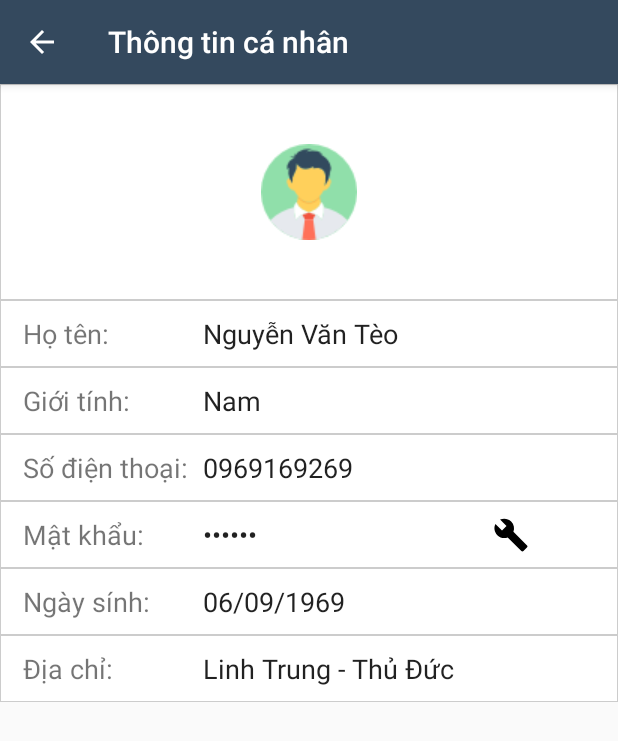
After one commit to efode-intership/VTS, an Android app: the ProfileActivity screen opened directly, with no data from a screen before it, on a phone screen of 412 x 824 dp. The commit adds this screen. Shown: the top 741 px of the screen. Run offline under Robolectric (Android 15) with nearby library versions, the phone set to English and light mode, and no system bars.

Commit message:
Profile Layout
#10

```diff
--- a/mobile_app/app/src/main/java/vn/efode/vts/MainActivity.java
+++ b/mobile_app/app/src/main/java/vn/efode/vts/MainActivity.java
@@ -1,5 +1,6 @@
 package vn.efode.vts;
 
+import android.content.Intent;
 import android.os.Bundle;
 import android.support.design.widget.FloatingActionButton;
 import android.support.design.widget.Snackbar;
@@ -80,8 +81,9 @@ public class MainActivity extends AppCompatActivity
         // Handle navigation view item clicks here.
         int id = item.getItemId();
 
-        if (id == R.id.nav_camera) {
-            // Handle the camera action
+        if (id == R.id.profile) {
+            Intent intent = new Intent(MainActivity.this,ProfileActivity.class);
+            startActivity(intent);
         } else if (id == R.id.nav_gallery) {
 
         } else if (id == R.id.nav_slideshow) {
--- /dev/null
+++ b/mobile_app/app/src/main/java/vn/efode/vts/ProfileActivity.java
@@ -0,0 +1,70 @@
+package vn.efode.vts;
+
+import android.app.Dialog;
+import android.os.Bundle;
+import android.support.v7.app.AppCompatActivity;
+import android.view.MenuItem;
+import android.view.View;
+import android.widget.Button;
+import android.widget.EditText;
+import android.widget.ImageButton;
+
+public class ProfileActivity extends AppCompatActivity {
+    Button btnback;
+    ImageButton btnchangepassword;
+    EditText edtpassword, edtnewpass,edtconfirm;
+
+    @Override
+    protected void onCreate(Bundle savedInstanceState) {
+        super.onCreate(savedInstanceState);
+        setContentView(R.layout.activity_profile);
+        getSupportActionBar().setDisplayHomeAsUpEnabled(true);
+
+        btnchangepassword = (ImageButton)findViewById(R.id.btnchangepass);
+        btnchangepassword.setOnClickListener(new View.OnClickListener() {
+            @Override
+            public void onClick(View view) {
+                changePassword();
+            }
+        });
+    }
+
+    public boolean onOptionsItemSelected(MenuItem item) {
+        switch (item.getItemId()) {
+            // Respond to the action bar's Up/Home button
+            case android.R.id.home:
+                finish();
+
+                return true;
+        }
+        return super.onOptionsItemSelected(item);
+    }
+    public void changePassword(){
+
+        // custom dialog
+        final Dialog dialog = new Dialog(this);
+        dialog.setContentView(R.layout.dialog_changepassword);
+        dialog.setTitle("Đổi mật khẩu");
+
+        // set the custom dialog components - text, image and button
+
+
+        Button dialogButton = (Button) dialog.findViewById(R.id.dialogbtnok);
+        dialogButton.setOnClickListener(new View.OnClickListener() {
+            public void onClick(View v) {
+                dialog.dismiss();
+            }
+        });
+
+        Button dialogButtoncancel = (Button) dialog.findViewById(R.id.dialogbtncancel);
+        dialogButtoncancel.setOnClickListener(new View.OnClickListener() {
+            public void onClick(View v) {
+                dialog.dismiss();
+            }
+        });
+
+
+        dialog.show();
+
+    }
+}
--- /dev/null
+++ b/mobile_app/app/src/main/res/drawable/border.xml
@@ -0,0 +1,5 @@
+<?xml version="1.0" encoding="UTF-8"?>
+<shape xmlns:android="http://schemas.android.com/apk/res/android" android:shape="rectangle">
+    <solid android:color="#ffffff"/>
+    <stroke android:width="0.5dp" android:color="#CCCCCC"/>
+</shape>
--- /dev/null
+++ b/mobile_app/app/src/main/res/layout/activity_profile.xml
@@ -0,0 +1,173 @@
+<?xml version="1.0" encoding="utf-8"?>
+<LinearLayout xmlns:android="http://schemas.android.com/apk/res/android"
+    xmlns:app="http://schemas.android.com/apk/res-auto"
+    xmlns:tools="http://schemas.android.com/tools"
+    android:layout_width="match_parent"
+    android:layout_height="match_parent"
+    android:orientation="vertical"
+    tools:context="vn.efode.vts.ProfileActivity">
+
+
+    <ImageView
+        android:id="@+id/imgAvatar"
+        android:layout_width="match_parent"
+        android:layout_height="wrap_content"
+        android:layout_gravity="center"
+        android:padding="40dp"
+        app:srcCompat="@drawable/avatar"
+        android:background="@drawable/border"/>
+
+
+    <TableLayout
+        android:layout_width="match_parent"
+        android:layout_height="wrap_content">
+
+        <TableRow android:background="@drawable/border">
+
+            <TextView
+                android:id="@+id/txthoten"
+                android:layout_width="wrap_content"
+                android:layout_height="wrap_content"
+                android:paddingLeft="15dp"
+                android:text="Họ tên:"
+                android:textSize="18dp" />
+
+            <EditText
+                android:id="@+id/edthoten"
+                android:layout_width="match_parent"
+                android:layout_height="wrap_content"
+                android:background="@android:color/transparent"
+                android:ems="10"
+                android:focusable="false"
+                android:inputType="textPersonName"
+
+                android:padding="10dp"
+                android:text="Nguyễn Văn Tèo" />
+        </TableRow>
+
+        <TableRow
+            android:layout_margin="-1px"
+            android:background="@drawable/border">
+
+            <TextView
+                android:id="@+id/txtsex"
+                android:layout_width="wrap_content"
+                android:layout_height="wrap_content"
+                android:paddingLeft="15dp"
+                android:text="Giới tính:"
+                android:textSize="18dp" />
+
+            <EditText
+                android:id="@+id/edtsex"
+                android:layout_width="match_parent"
+                android:layout_height="wrap_content"
+                android:background="@android:color/transparent"
+                android:ems="10"
+                android:focusable="false"
+                android:inputType="textPersonName"
+                android:padding="10dp"
+                android:text="Nam" />
+        </TableRow>
+
+        <TableRow android:background="@drawable/border">
+
+            <TextView
+                android:id="@+id/txtSodienthoai"
+                android:layout_width="wrap_content"
+                android:layout_height="wrap_content"
+                android:paddingLeft="15dp"
+                android:text="Số điện thoại:"
+                android:textSize="18dp" />
+
+            <EditText
+                android:id="@+id/edtSodienthoai"
+                android:layout_width="match_parent"
+                android:layout_height="wrap_content"
+                android:background="@android:color/transparent"
+                android:ems="10"
+                android:focusable="false"
+                android:inputType="textPersonName"
+                android:padding="10dp"
+                android:text="0969169269" />
+        </TableRow>
+
+        <TableRow android:background="@drawable/border">
+
+            <TextView
+                android:id="@+id/txtpassword"
+                android:layout_width="wrap_content"
+                android:layout_height="wrap_content"
+                android:paddingLeft="15dp"
+                android:text="Mật khẩu:"
+                android:textSize="18dp" />
+
+            <EditText
+                android:id="@+id/edtpassword"
+                android:layout_width="wrap_content"
+                android:layout_height="wrap_content"
+                android:background="@android:color/transparent"
+                android:ems="10"
+                android:focusable="false"
+                android:inputType="textPassword"
+                android:padding="10dp"
+                android:text="123456" />
+
+            <ImageButton
+                android:id="@+id/btnchangepass"
+                android:layout_width="match_parent"
+                android:layout_height="match_parent"
+                android:layout_marginLeft="-10dp"
+                android:background="@android:color/transparent"
+                app:srcCompat="@drawable/ic_menu_manage" />
+
+
+        </TableRow>
+
+        <TableRow android:background="@drawable/border">
+
+            <TextView
+                android:id="@+id/txtBirth"
+                android:layout_width="wrap_content"
+                android:layout_height="wrap_content"
+                android:paddingLeft="15dp"
+                android:text="Ngày sính:"
+                android:textSize="18dp" />
+
+            <EditText
+                android:id="@+id/edtBirth"
+                android:layout_width="match_parent"
+                android:layout_height="wrap_content"
+                android:background="@android:color/transparent"
+                android:ems="10"
+                android:focusable="false"
+                android:inputType="textPersonName"
+                android:padding="10dp"
+                android:text="06/09/1969" />
+
+        </TableRow>
+
+        <TableRow android:background="@drawable/border">
+
+            <TextView
+                android:id="@+id/txtaddress"
+                android:layout_width="wrap_content"
+                android:layout_height="wrap_content"
+                android:paddingLeft="15dp"
+                android:text="Địa chỉ:"
+                android:textSize="18dp" />
+
+            <EditText
+                android:id="@+id/edtAddress"
+                android:layout_width="match_parent"
+                android:layout_height="wrap_content"
+                android:background="@android:color/transparent"
+                android:ems="10"
+                android:focusable="false"
+                android:inputType="textPersonName"
+                android:padding="10dp"
+                android:text="Linh Trung - Thủ Đức" />
+
+        </TableRow>
+
+    </TableLayout>
+</LinearLayout>
--- a/mobile_app/app/src/main/res/menu/activity_main_drawer.xml
+++ b/mobile_app/app/src/main/res/menu/activity_main_drawer.xml
@@ -3,9 +3,9 @@
 
     <group android:checkableBehavior="single">
         <item
-            android:id="@+id/nav_camera"
-            android:icon="@drawable/ic_menu_camera"
-            android:title="Import" />
+            android:id="@+id/profile"
+            android:icon="@drawable/profile"
+            android:title="Thông tin cá nhân" />
         <item
             android:id="@+id/nav_gallery"
             android:icon="@drawable/ic_menu_gallery"
--- a/mobile_app/app/src/main/res/values/colors.xml
+++ b/mobile_app/app/src/main/res/values/colors.xml
@@ -1,6 +1,7 @@
 <?xml version="1.0" encoding="utf-8"?>
 <resources>
-    <color name="colorPrimary">#3F51B5</color>
+    <color name="colorPrimary">#34495e</color>
     <color name="colorPrimaryDark">#303F9F</color>
     <color name="colorAccent">#FF4081</color>
+    <color name="color1">#ecf0f1</color>
 </resources>
```
Also changed, not shown: mobile_app/app/src/main/AndroidManifest.xml (+5 -3 lines), mobile_app/app/src/main/res/layout/dialog_changepassword.xml (added, +88 -0 lines), mobile_app/app/src/main/res/drawable/avatar.png (added), mobile_app/app/src/main/res/drawable/edit.png (added), 1 other file.
